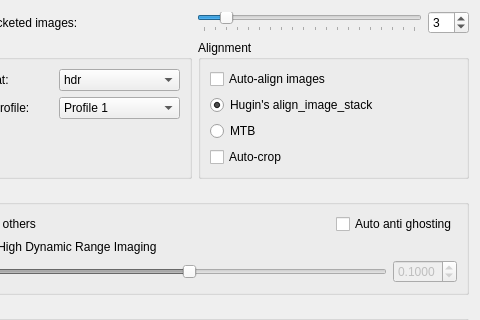
Before: the Qt Designer form src/BatchHDR/BatchHDRDialog.ui in LuminanceHDR/LuminanceHDR, drawn with Qt 5; both pictures show x 91 to 571 and y 0 to 320 of the 571 by 702 pixel window.
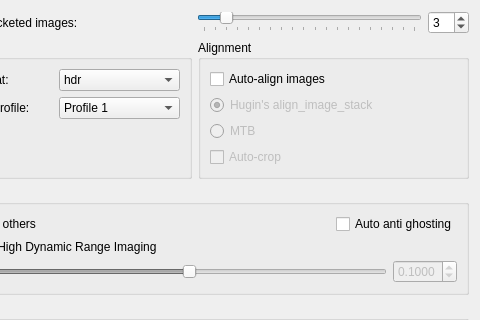
After: the same form once the commit is applied. Icons and pictures are not drawn.

Commit message: [MainWindow]: Sync Viewrs working again [BatchHDRDialog]: GUI improvement

```diff
--- a/src/BatchHDR/BatchHDRDialog.ui
+++ b/src/BatchHDR/BatchHDRDialog.ui
@@ -227,7 +227,7 @@
             <item row="3" column="0" colspan="2">
              <widget class="QRadioButton" name="MTBRadioButton">
               <property name="enabled">
-               <bool>true</bool>
+               <bool>false</bool>
               </property>
               <property name="toolTip">
                <string>Use MTB (Median Threshold Bitmap) engine</string>
@@ -240,7 +240,7 @@
             <item row="2" column="0" colspan="2">
              <widget class="QRadioButton" name="aisRadioButton">
               <property name="enabled">
-               <bool>true</bool>
+               <bool>false</bool>
               </property>
               <property name="toolTip">
                <string>Use Hugin's align_image_stack engine</string>
@@ -258,7 +258,7 @@
           <item row="1" column="0">
            <widget class="QCheckBox" name="autoCropCheckBox">
             <property name="enabled">
-             <bool>true</bool>
+             <bool>false</bool>
             </property>
             <property name="text">
              <string>Auto-crop</string>
```
Left out of the diff: 76 changed lines with no effect on the pictures. The commit also changes 1 other file.
